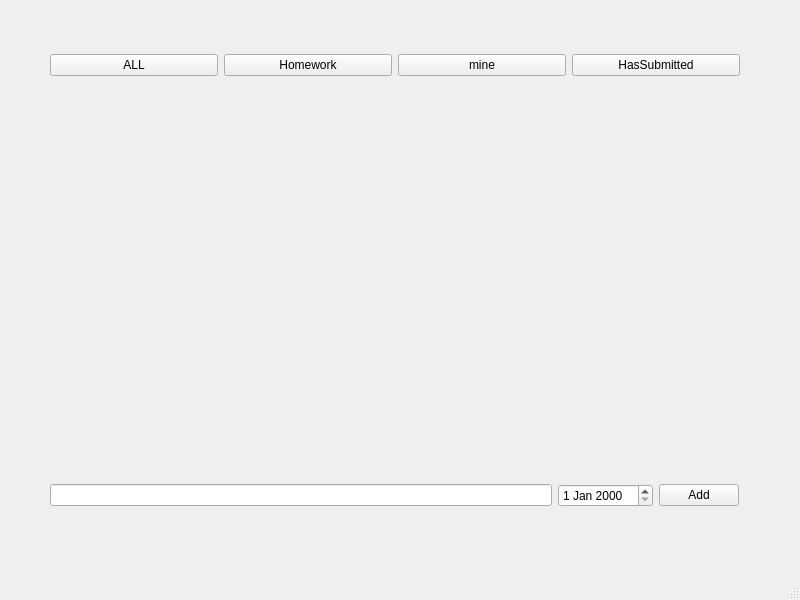
This is homework.ui in zsz12251665/HOSS-Client as Qt 5 draws it before an edit. The edited form follows.
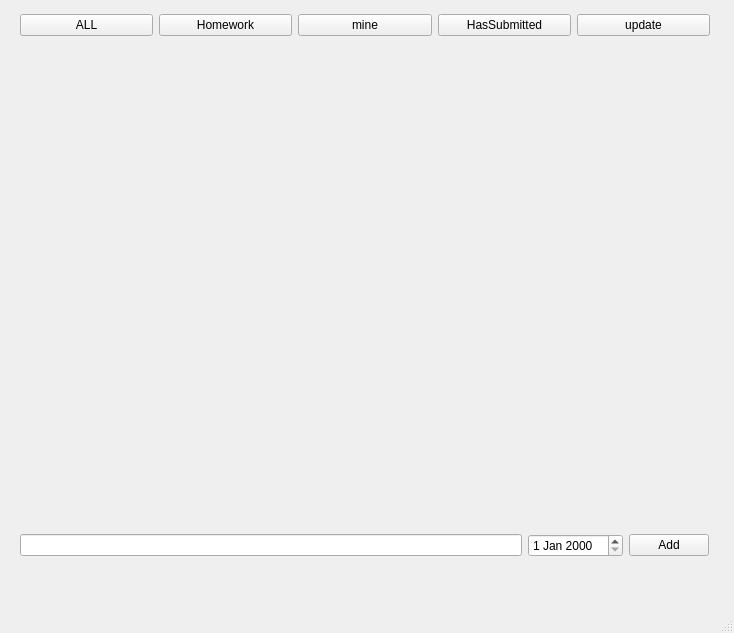
This is the edited form.

Diff of the .ui file:
```diff
--- a/homework.ui
+++ b/homework.ui
@@ -6,21 +6,21 @@
    <rect>
     <x>0</x>
     <y>0</y>
-    <width>800</width>
-    <height>600</height>
+    <width>734</width>
+    <height>633</height>
    </rect>
   </property>
   <property name="windowTitle">
    <string>MainWindow</string>
   </property>
   <widget class="QWidget" name="centralwidget">
-   <widget class="QWidget" name="">
+   <widget class="QWidget" name="layoutWidget">
     <property name="geometry">
      <rect>
-      <x>50</x>
-      <y>80</y>
+      <x>20</x>
+      <y>40</y>
       <width>691</width>
-      <height>391</height>
+      <height>481</height>
      </rect>
     </property>
     <layout class="QVBoxLayout" name="task_layout">
@@ -29,11 +29,11 @@
      </property>
     </layout>
    </widget>
-   <widget class="QWidget" name="">
+   <widget class="QWidget" name="layoutWidget">
     <property name="geometry">
      <rect>
-      <x>50</x>
-      <y>50</y>
+      <x>20</x>
+      <y>10</y>
       <width>690</width>
       <height>31</height>
      </rect>
@@ -41,6 +41,9 @@
     <layout class="QHBoxLayout" name="horizontalLayout">
      <item>
       <widget class="QPushButton" name="pushButton">
+       <property name="styleSheet">
+        <string notr="true"/>
+       </property>
        <property name="text">
         <string>ALL</string>
        </property>
@@ -67,13 +70,20 @@
        </property>
       </widget>
      </item>
+     <item>
+      <widget class="QPushButton" name="update">
+       <property name="text">
+        <string>update</string>
+       </property>
+      </widget>
+     </item>
     </layout>
    </widget>
-   <widget class="QWidget" name="">
+   <widget class="QWidget" name="layoutWidget">
     <property name="geometry">
      <rect>
-      <x>50</x>
-      <y>470</y>
+      <x>20</x>
+      <y>520</y>
       <width>689</width>
       <height>51</height>
      </rect>
@@ -99,6 +109,7 @@
     </layout>
    </widget>
   </widget>
+  <widget class="QStatusBar" name="statusbar"/>
   <widget class="QMenuBar" name="menubar">
    <property name="geometry">
     <rect>
@@ -109,7 +120,6 @@
     </rect>
    </property>
   </widget>
-  <widget class="QStatusBar" name="statusbar"/>
  </widget>
  <resources/>
  <connections/>
```
Left out of the diff: 2 changed lines with no effect on the pictures.
